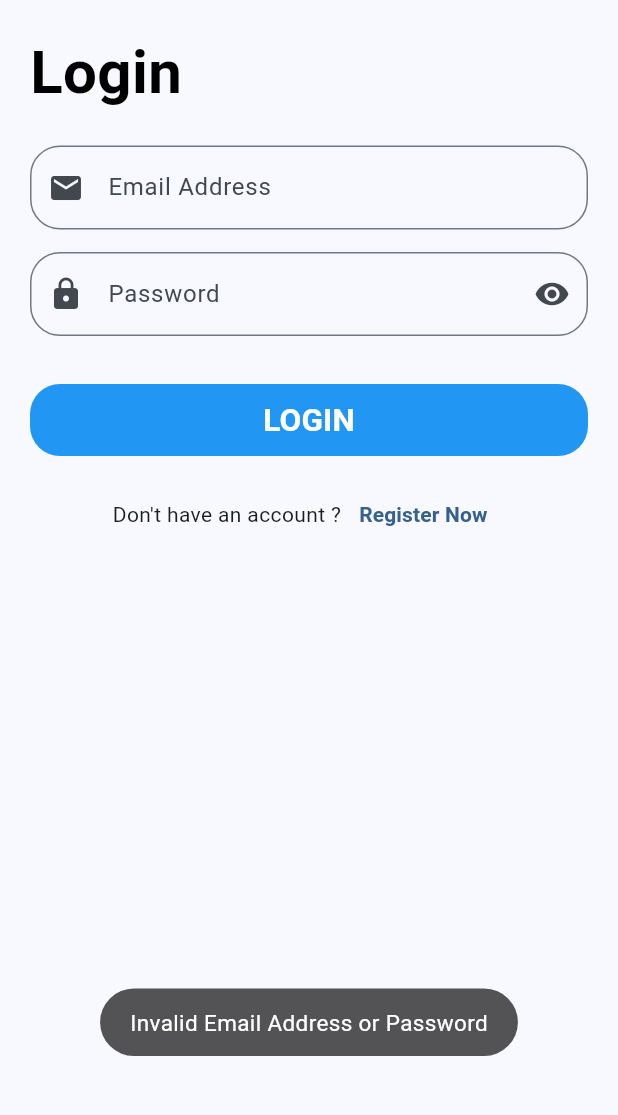
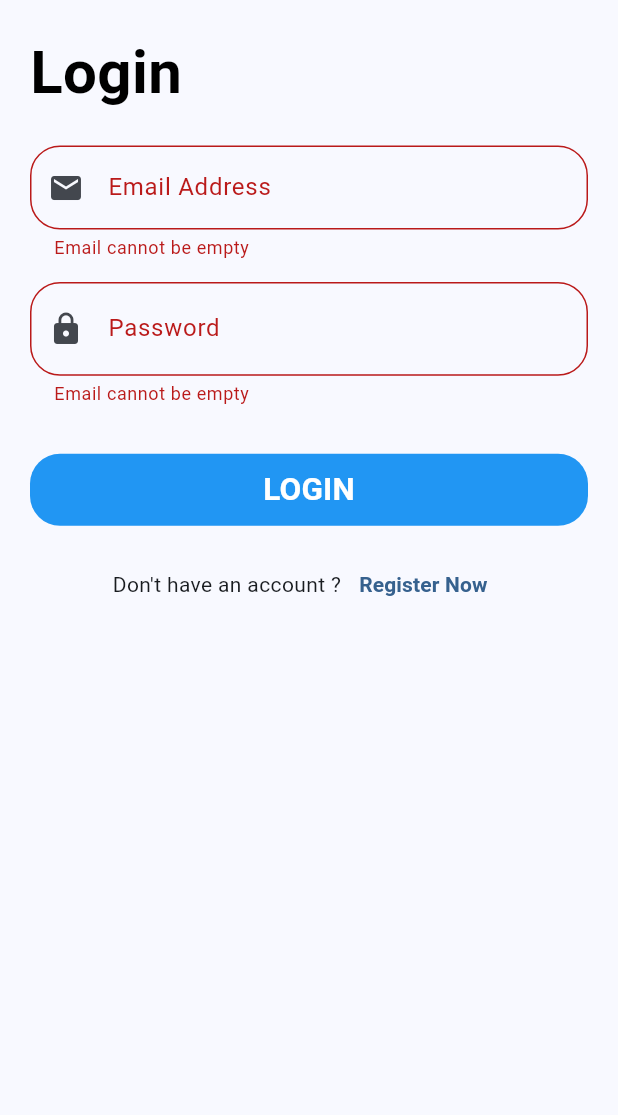
Before and after one commit to mamdouh-adel/BMI_Calculator, a Flutter app: the screen it shows after launch, after a tap on "LOGIN", on a phone screen of 412 x 824 dp, the part 84-1199 px from its top. Run offline on Flutter 3.47's test engine with Material 3 defaults, Android fonts, the phone set to English and light mode, and no system bars; our stand-ins replace toast.

```diff
--- a/lib/modules/login/login_screen.dart
+++ b/lib/modules/login/login_screen.dart
@@ -7,6 +7,7 @@ import '../../shared/components/components.dart';
 class LoginScreen extends StatelessWidget {
   final _emailController = TextEditingController();
   final _passwordController = TextEditingController();
+  final formKey = GlobalKey<FormState>();
 
   LoginScreen({super.key});
 
@@ -22,6 +23,8 @@ class LoginScreen extends StatelessWidget {
         child: Center(
           child: Padding(
             padding: const EdgeInsets.all(20.0),
+            child: Form(
+              key: formKey,
               child: Column(
                 crossAxisAlignment: CrossAxisAlignment.start,
                 mainAxisAlignment: MainAxisAlignment.center,
@@ -36,33 +39,34 @@ class LoginScreen extends StatelessWidget {
                   const SizedBox(
                     height: 20,
                   ),
-                TextFormField(
+                  getDefaultTextField(
                       controller: _emailController,
-                  keyboardType: TextInputType.emailAddress,
-                  decoration: InputDecoration(
-                    prefixIcon: const Icon(Icons.email),
-                    labelText: ("Email Address"),
-                    border: OutlineInputBorder(
-                      borderRadius: BorderRadius.circular(20),
-                    ),
-                  ),
-                ),
+                      label: "Email Address",
+                      prefix: Icons.email,
+                      textInputType: TextInputType.emailAddress,
+                      validator: (value) {
+                        if (value == null || value.isEmpty) {
+                          return "Email cannot be empty";
+                        }
+
+                        return null;
+                      }),
                   const SizedBox(
                     height: 15,
                   ),
-                TextFormField(
+                  getDefaultTextField(
                       controller: _passwordController,
-                  keyboardType: TextInputType.visiblePassword,
-                  obscureText: true,
-                  decoration: InputDecoration(
-                    prefixIcon: const Icon(Icons.lock),
-                    suffixIcon: const Icon(Icons.remove_red_eye),
-                    labelText: ("Password"),
-                    border: OutlineInputBorder(
-                      borderRadius: BorderRadius.circular(20),
-                    ),
-                  ),
-                ),
+                      textInputType: TextInputType.visiblePassword,
+                      prefix: Icons.lock,
+                      suffix: Icons.remove_red_eye,
+                      label: "Password",
+                      validator: (value) {
+                        if (value == null || value.isEmpty) {
+                          return "Password cannot be empty";
+                        }
+
+                        return null;
+                      }),
                   const SizedBox(
                     height: 32,
                   ),
@@ -76,6 +80,7 @@ class LoginScreen extends StatelessWidget {
                     child: MaterialButton(
                         textColor: Colors.white,
                         onPressed: () {
+                          if (formKey.currentState!.validate()) {
                             if (_emailController.text == "ezz" &&
                                 _passwordController.text == "ezz") {
                               Navigator.push(
@@ -86,6 +91,7 @@ class LoginScreen extends StatelessWidget {
                               Toast.show("Invalid Email Address or Password",
                                   duration: Toast.lengthShort,
                                   gravity: Toast.bottom);
+                            }
                           }
                         },
                         child: const Text(
@@ -114,7 +120,8 @@ class LoginScreen extends StatelessWidget {
                           "Register Now",
                           style: TextStyle(fontWeight: FontWeight.bold),
                         ),
-                      onPressed: () => print("Register......"),
+                        onPressed: () => Toast.show("Register Process",
+                            duration: Toast.lengthShort, gravity: Toast.bottom),
                       ),
                     ],
                   )
@@ -123,6 +130,7 @@ class LoginScreen extends StatelessWidget {
             ),
           ),
         ),
+      ),
     );
   }
 }
--- a/lib/shared/components/components.dart
+++ b/lib/shared/components/components.dart
@@ -1,6 +1,7 @@
 import 'package:flutter/material.dart';
+import 'package:flutter/services.dart';
 
-Text getTitleText(
+Widget getTitleText(
         {String text = "BMI Calculator",
         FontWeight fontWeight = FontWeight.bold,
         Color color = Colors.white}) =>
@@ -8,3 +9,31 @@ Text getTitleText(
       text,
       style: TextStyle(fontWeight: fontWeight, color: color),
     );
+
+Widget getDefaultTextField(
+        {required TextEditingController controller,
+        required TextInputType textInputType,
+        required IconData prefix,
+        required String label,
+        bool isPassword = false,
+        Function? validator,
+        IconData? suffix}) =>
+    TextFormField(
+      controller: controller,
+      keyboardType: textInputType,
+      decoration: InputDecoration(
+        prefixIcon: Icon(prefix),
+        suffix: suffix != null ? Icon(suffix) : null,
+        labelText: (label),
+        border: OutlineInputBorder(
+          borderRadius: BorderRadius.circular(20),
+        ),
+      ),
+      validator: (value) {
+        if (value == null || value.isEmpty) {
+          return "Email cannot be empty";
+        }
+
+        return null;
+      },
+    );
```
Also changed, not shown: pubspec.lock. Lines whose indentation alone changed are shown as unchanged.
